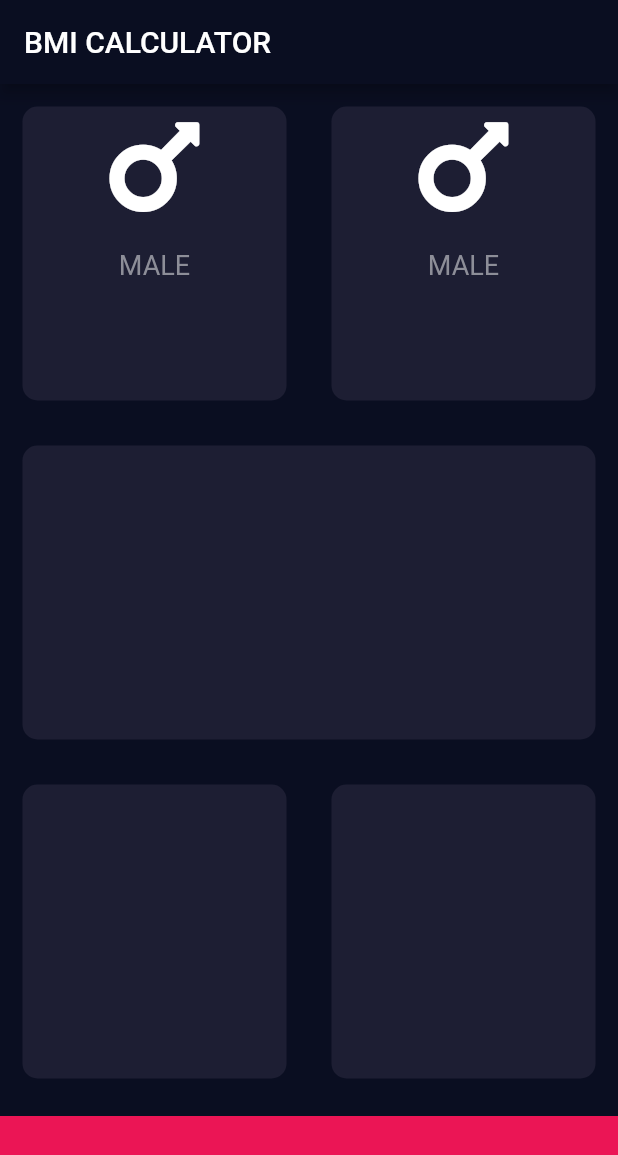
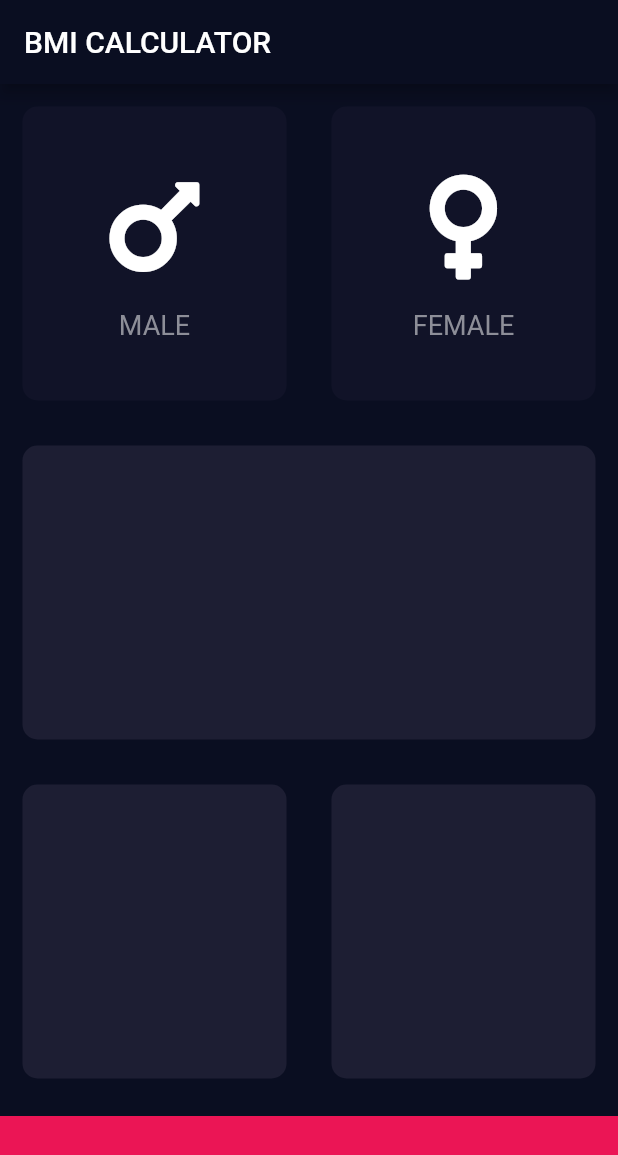
Before and after one commit to alaminsheikh01/BMI-Calculator-flutter-app, a Flutter app: the screen it shows after launch, on a phone screen of 412 x 824 dp. Shown: the top 1155 px of the screen. Run offline on Flutter 3.47's test engine with Material 2 defaults, Android fonts, the phone set to English and light mode, and no system bars; our stand-ins replace font_awesome_flutter.

Commit message:
active color and inactive color with condition.

```diff
--- a/lib/card.dart
+++ b/lib/card.dart
@@ -5,7 +5,6 @@ class ReusableCard extends StatelessWidget {
   final Widget? cardChild;
 
   ReusableCard({required this.color1, this.cardChild});
-  //ReusableCard({required this.color1, this.cardChild});
 
   @override
   Widget build(BuildContext context) {
--- /dev/null
+++ b/lib/iconContent.dart
@@ -0,0 +1,30 @@
+import 'package:flutter/material.dart';
+
+const labelTextStyle = TextStyle(
+  fontSize: 18.0,
+  color: Color(0xFF8D8E98),
+);
+
+class IconContent extends StatelessWidget {
+  IconContent({this.icon, required this.label});
+
+  final IconData? icon;
+  final String label;
+
+  @override
+  Widget build(BuildContext context) {
+    return Column(
+      mainAxisAlignment: MainAxisAlignment.center,
+      children: <Widget>[
+        Icon(
+          icon,
+          size: 80.0,
+        ),
+        SizedBox(
+          height: 15.0,
+        ),
+        Text(label, style: labelTextStyle),
+      ],
+    );
+  }
+}
--- a/lib/input_page.dart
+++ b/lib/input_page.dart
@@ -1,8 +1,10 @@
 import 'package:flutter/material.dart';
 import 'package:font_awesome_flutter/font_awesome_flutter.dart';
 import 'card.dart';
+import 'iconContent.dart';
 
 const activeCardColor = Color(0xFF1D1E33);
+const inactiveCardColor = Color(0xFF111328);
 
 class InputPage extends StatefulWidget {
   @override
@@ -10,6 +12,19 @@ class InputPage extends StatefulWidget {
 }
 
 class _InputPageState extends State<InputPage> {
+  Color maleCardColor = inactiveCardColor;
+  Color femaleCardColor = inactiveCardColor;
+
+  void updateCardColor(int gender) {
+    if (gender == 1) {
+      if (maleCardColor == inactiveCardColor) {
+        maleCardColor = activeCardColor;
+      } else {
+        maleCardColor = inactiveCardColor;
+      }
+    }
+  }
+
   @override
   Widget build(BuildContext context) {
     return Scaffold(
@@ -22,20 +37,27 @@ class _InputPageState extends State<InputPage> {
               child: Row(
             children: <Widget>[
               Expanded(
-                child: ReusableCard(
-                  color1: activeCardColor,
-                  cardChild: IconContent(
-                    icon: FontAwesomeIcons.mars,
-                    label: 'MALE',
+                child: GestureDetector(
+                  onTap: () {
+                    setState(() {
+                      updateCardColor(1);
+                    });
+                  },
+                  child: ReusableCard(
+                    color1: maleCardColor,
+                    cardChild: IconContent(
+                      icon: FontAwesomeIcons.mars,
+                      label: 'MALE',
+                    ),
                   ),
                 ),
               ),
               Expanded(
                 child: ReusableCard(
-                  color1: activeCardColor,
+                  color1: femaleCardColor,
                   cardChild: IconContent(
-                    icon: FontAwesomeIcons.mars,
-                    label: 'MALE',
+                    icon: FontAwesomeIcons.venus,
+                    label: 'FEMALE',
                   ),
                 ),
               )
@@ -72,32 +94,3 @@ class _InputPageState extends State<InputPage> {
     );
   }
 }
-
-class IconContent extends StatelessWidget {
-  IconContent({this.icon, required this.label});
-
-  final IconData? icon;
-  final String label;
-
-  @override
-  Widget build(BuildContext context) {
-    return Column(
-      children: <Widget>[
-        Icon(
-          icon,
-          size: 80.0,
-        ),
-        SizedBox(
-          height: 15.0,
-        ),
-        Text(
-          label,
-          style: TextStyle(
-            fontSize: 18.0,
-            color: Color(0xFF8D8E98),
-          ),
-        ),
-      ],
-    );
-  }
-}
```
